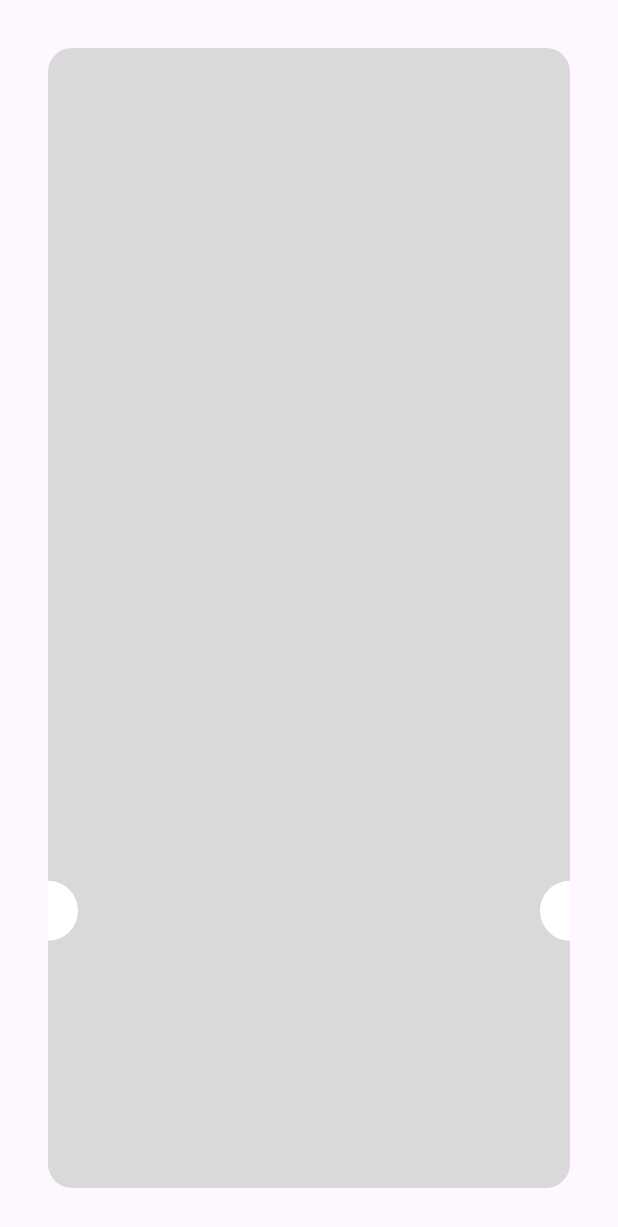
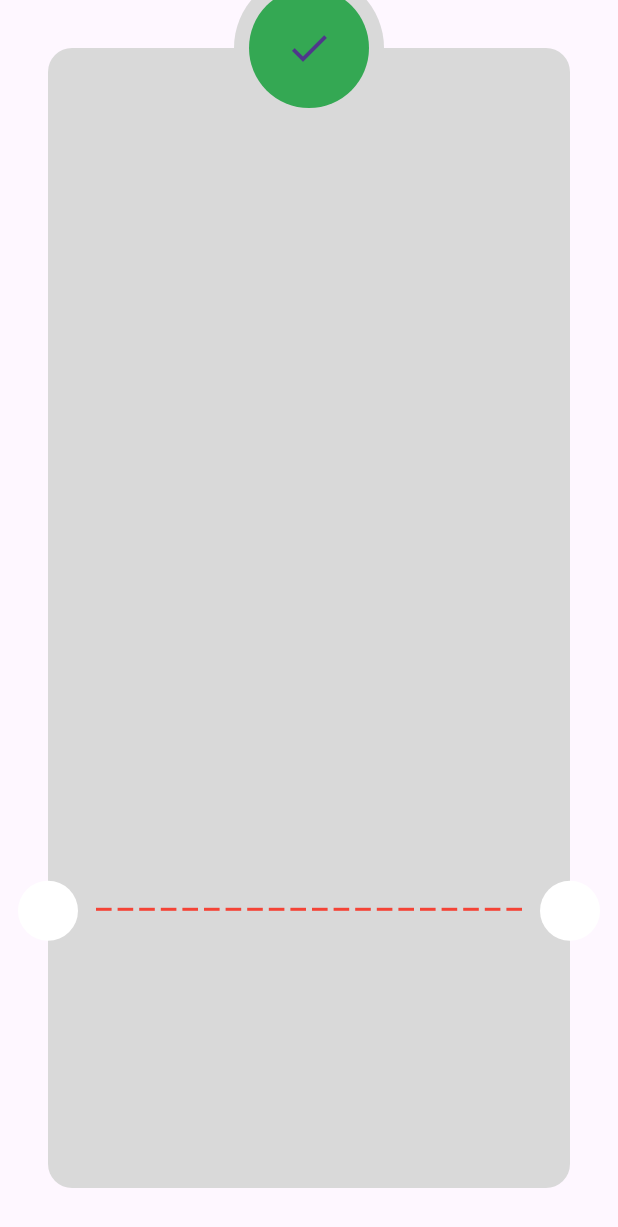
Before and after one commit to reemmohmed/flutter_payment, a Flutter app: the ThankYou screen opened directly, on a phone screen of 412 x 824 dp. Shown: the top 1227 px of the screen. Run offline on Flutter 3.47's test engine with Material 3 defaults, Android fonts, the phone set to English and light mode, and no system bars; our stand-ins replace flutter_credit_card.

Commit message:
refactor code ThankYoyBody

```diff
--- a/lib/Features/cheacOut/presentation/view/thank_you.dart
+++ b/lib/Features/cheacOut/presentation/view/thank_you.dart
@@ -7,7 +7,7 @@ class ThankYou extends StatelessWidget {
   @override
   Widget build(BuildContext context) {
     return const Scaffold(
-      body: ThankYouBody(),
+      body: const ThankYouBody(),
     );
   }
 }
--- /dev/null
+++ b/lib/Features/cheacOut/presentation/widgets/custom_list_generate.dart
@@ -0,0 +1,25 @@
+import 'package:flutter/material.dart';
+
+class CustomListGenerate extends StatelessWidget {
+  const CustomListGenerate({
+    super.key,
+  });
+
+  @override
+  Widget build(BuildContext context) {
+    return Row(
+      children: List.generate(
+        20,
+        (index) => Expanded(
+          child: Padding(
+            padding: const EdgeInsets.symmetric(horizontal: 2),
+            child: Container(
+              height: 2,
+              color: Colors.red,
+            ),
+          ),
+        ),
+      ),
+    );
+  }
+}
--- a/lib/Features/cheacOut/presentation/widgets/thank_you_body.dart
+++ b/lib/Features/cheacOut/presentation/widgets/thank_you_body.dart
@@ -1,4 +1,6 @@
 import 'package:flutter/material.dart';
+import 'package:flutter_paymant/Features/cheacOut/presentation/widgets/custom_list_generate.dart';
+import 'package:flutter_paymant/Features/cheacOut/presentation/widgets/thank_you_card.dart';
 
 class ThankYouBody extends StatelessWidget {
   const ThankYouBody({super.key});
@@ -8,13 +10,9 @@ class ThankYouBody extends StatelessWidget {
     return Padding(
       padding: const EdgeInsets.all(32),
       child: Stack(
+        clipBehavior: Clip.none,
         children: [
-          Container(
-            decoration: ShapeDecoration(
-                color: const Color(0xffD9D9D9),
-                shape: RoundedRectangleBorder(
-                    borderRadius: BorderRadius.circular(16))),
-          ),
+          ThankYouCard(),
           Positioned(
             left: -20,
             bottom: MediaQuery.of(context).size.height * .2,
@@ -27,7 +25,29 @@ class ThankYouBody extends StatelessWidget {
               bottom: MediaQuery.of(context).size.height * .2,
               child: const CircleAvatar(
                 backgroundColor: Colors.white,
-              ))
+              )),
+          Positioned(
+            right: 20 + 10,
+            left: 20 + 10,
+            bottom: MediaQuery.of(context).size.height * .2 + 20,
+            child: CustomListGenerate(),
+          ),
+          const Positioned(
+              top: -50,
+              right: 0,
+              left: 0,
+              child: const CircleAvatar(
+                radius: 50,
+                backgroundColor: const Color(0xffD9D9D9),
+                child: CircleAvatar(
+                  radius: 40,
+                  backgroundColor: Color(0xff34A853),
+                  child: Icon(
+                    Icons.check,
+                    size: 32,
+                  ),
+                ),
+              )),
         ],
       ),
     );
--- /dev/null
+++ b/lib/Features/cheacOut/presentation/widgets/thank_you_card.dart
@@ -0,0 +1,17 @@
+import 'package:flutter/material.dart';
+
+class ThankYouCard extends StatelessWidget {
+  const ThankYouCard({
+    super.key,
+  });
+
+  @override
+  Widget build(BuildContext context) {
+    return Container(
+      decoration: ShapeDecoration(
+          color: const Color(0xffD9D9D9),
+          shape:
+              RoundedRectangleBorder(borderRadius: BorderRadius.circular(16))),
+    );
+  }
+}
```
